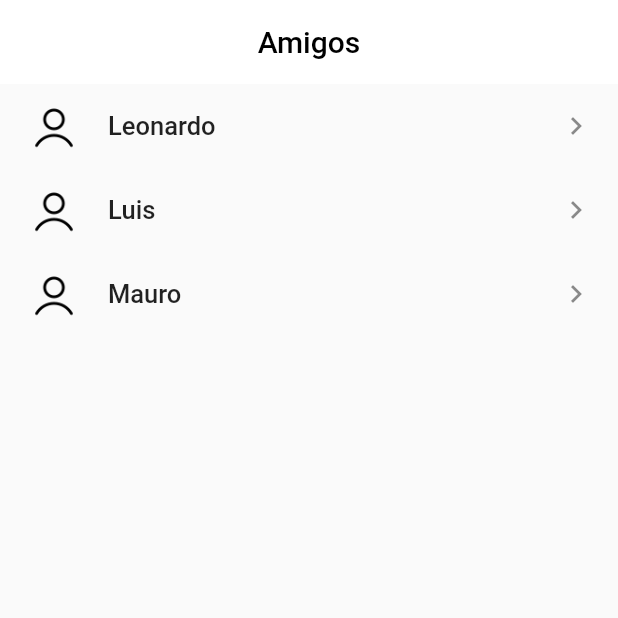
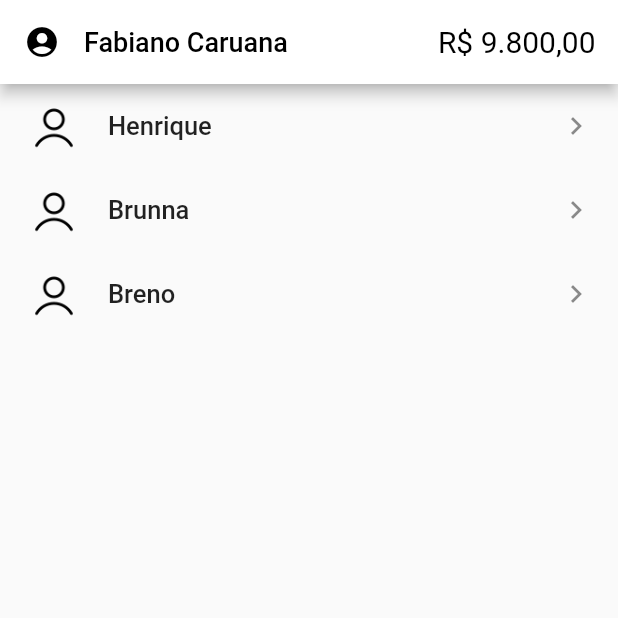
Before and after one commit to BrenoSLima/chesstip, a Flutter app: the FriendsScreen screen opened directly, on a phone screen of 412 x 824 dp, the top half of it. Run offline on Flutter 3.47's test engine with Material 2 defaults, Android fonts, the phone set to English and light mode, and no system bars.

Commit message:
creating user detail screen, list history component and refactoring

```diff
--- a/lib/main.dart
+++ b/lib/main.dart
@@ -1,8 +1,4 @@
-import 'package:chesstip/components/login_signup_title_text.dart';
-import 'package:chesstip/components/navigation_bar.dart';
-import 'package:chesstip/screens/home.dart';
 import 'package:chesstip/screens/login_signup_screen.dart';
-import 'package:chesstip/screens/play_screen.dart';
 import 'package:flutter/material.dart';
 
 void main() {
--- a/lib/models/user.dart
+++ b/lib/models/user.dart
@@ -1,11 +1,19 @@
 class User {
   int id;
   String name;
+  int rating;
+  int matches;
+  int victories;
+  int defeats;
   double balance;
   String avatar = "assets/images/default-avatar.png";
   User({
     required this.id,
     required this.name,
     required this.balance,
+    required this.rating,
+    required this.victories,
+    required this.defeats,
+    required this.matches,
   });
 }
--- a/lib/repositories/user_repository.dart
+++ b/lib/repositories/user_repository.dart
@@ -1,17 +1,73 @@
 import 'package:chesstip/models/user.dart';
 
 class UserRepository {
-  static User user = User(id: 1, name: "Fabiano Caruana", balance: 100.00);
+  static User user = User(
+    id: 1,
+    name: "Fabiano Caruana",
+    balance: 9800.00,
+    victories: 550,
+    matches: 567,
+    defeats: 10,
+    rating: 2400,
+  );
 
   static List<User> users = [
-    User(id: 1, name: "Leonardo", balance: 100.00),
-    User(id: 2, name: "Luis", balance: 100.00),
-    User(id: 3, name: "Mauro", balance: 100.00),
+    User(
+      id: 1,
+      name: "Leonardo",
+      balance: 100.00,
+      victories: 1,
+      matches: 2,
+      defeats: 1,
+      rating: 1100,
+    ),
+    User(
+      id: 2,
+      name: "Luis",
+      balance: 100.00,
+      victories: 1,
+      matches: 2,
+      defeats: 1,
+      rating: 1100,
+    ),
+    User(
+      id: 3,
+      name: "Mauro",
+      balance: 100.00,
+      victories: 1,
+      matches: 2,
+      defeats: 1,
+      rating: 1100,
+    ),
   ];
 
   static List<User> friends = [
-    User(id: 1, name: "Leonardo", balance: 100.00),
-    User(id: 2, name: "Luis", balance: 100.00),
-    User(id: 3, name: "Mauro", balance: 100.00),
+    User(
+      id: 1,
+      name: "Henrique",
+      balance: 1250.00,
+      victories: 127,
+      matches: 200,
+      defeats: 58,
+      rating: 922,
+    ),
+    User(
+      id: 2,
+      name: "Brunna",
+      balance: 300.00,
+      victories: 400,
+      matches: 700,
+      defeats: 300,
+      rating: 900,
+    ),
+    User(
+      id: 3,
+      name: "Breno",
+      balance: 450.00,
+      victories: 450,
+      matches: 700,
+      defeats: 200,
+      rating: 1500,
+    ),
   ];
 }
--- a/lib/screens/friends_screen.dart
+++ b/lib/screens/friends_screen.dart
@@ -1,3 +1,4 @@
+import 'package:chesstip/components/custom_app_bar.dart';
 import 'package:chesstip/models/user.dart';
 import 'package:chesstip/repositories/user_repository.dart';
 import 'package:chesstip/screens/user_detail_screen.dart';
@@ -21,15 +22,7 @@ class _FriendsScreenState extends State<FriendsScreen> {
   @override
   Widget build(BuildContext context) {
     return Scaffold(
-      appBar: AppBar(
-          backgroundColor: Colors.white,
-          shadowColor: Colors.transparent,
-          title: const Center(
-            child: Text(
-              "Amigos",
-              style: TextStyle(color: Colors.black),
-            ),
-          )),
+      appBar: CustomAppBar(),
       body: ListView.builder(
         itemBuilder: ((context, index) {
           return ListTile(
```
Also changed, not shown: lib/components/custom_app_bar.dart (+7 -5 lines), lib/components/list_history_component.dart (added, +30 -0 lines), lib/screens/history_screen.dart (+9 -22 lines), lib/screens/home.dart (+8 -4 lines), lib/screens/settings_screen.dart (+2 -9 lines), lib/screens/user_detail_screen.dart (+57 -1 lines).
